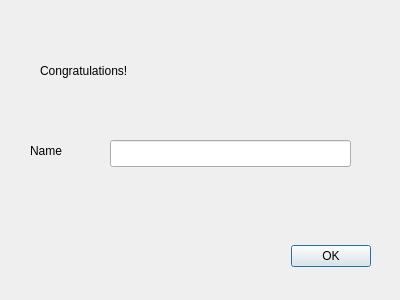
First picture: the form in Minesweeper/savescore.ui, repository JalPaca/Minesweeper, before the edit.
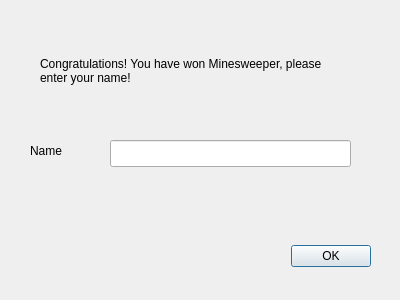
Second picture: the form after the edit.

The edit to the form file:
```diff
--- a/Minesweeper/savescore.ui
+++ b/Minesweeper/savescore.ui
@@ -62,7 +62,10 @@
     </rect>
    </property>
    <property name="text">
-    <string>Congratulations!</string>
+    <string>Congratulations! You have won Minesweeper, please enter your name!</string>
+   </property>
+   <property name="wordWrap">
+    <bool>true</bool>
    </property>
   </widget>
  </widget>
```
Left out of the diff: 2 changed lines with no effect on the pictures.
